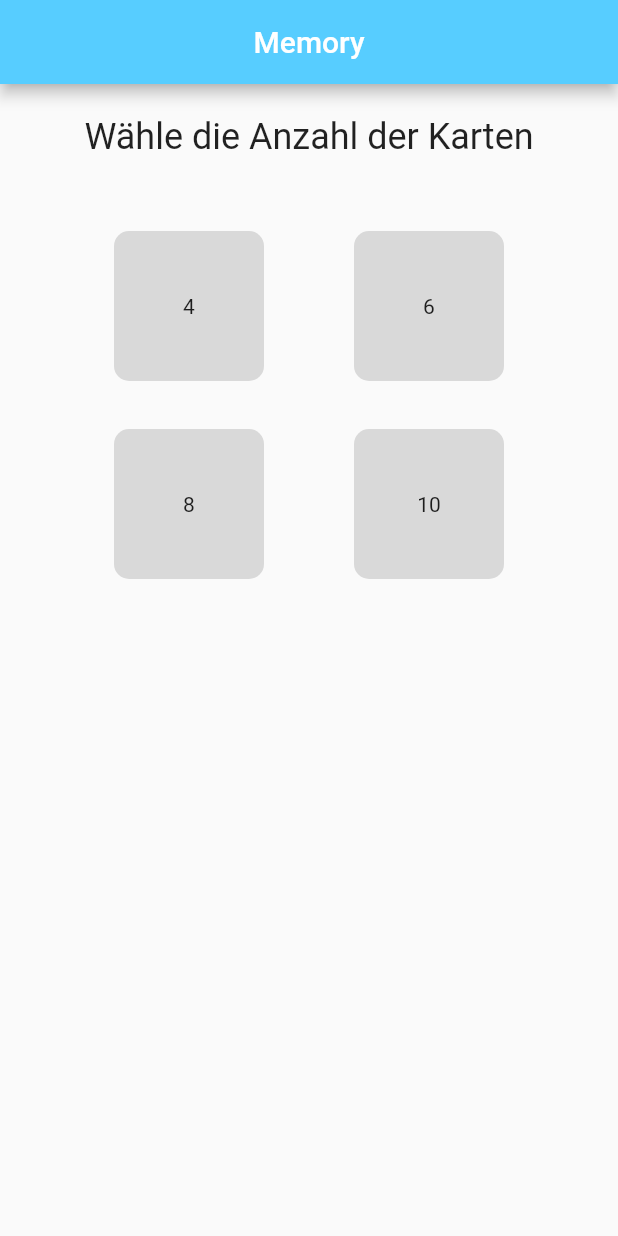
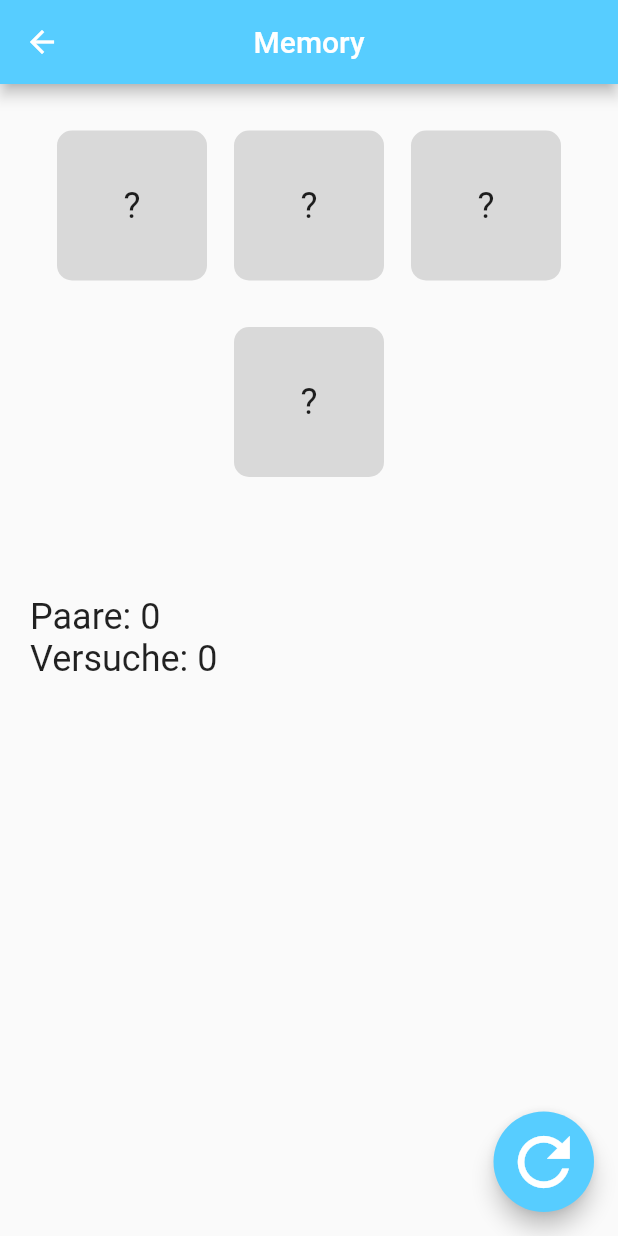
Before and after one commit to philippbeck/memory, a Flutter app: the screen it shows after launch, after a tap on an icon or button, on a phone screen of 412 x 824 dp. Run offline on Flutter 3.47's test engine with Material 2 defaults, Android fonts, the phone set to English and light mode, and no system bars.

Commit message:
Add memory page * Move widget into separate file * Add theme data

```diff
--- a/lib/home_page.dart
+++ b/lib/home_page.dart
@@ -1,4 +1,6 @@
 import 'package:flutter/material.dart';
+import 'package:memory/memory_card_widget.dart';
+import 'package:memory/memory_page.dart';
 
 class HomePage extends StatelessWidget {
   const HomePage({Key? key}) : super(key: key);
@@ -10,26 +12,24 @@ class HomePage extends StatelessWidget {
     return Scaffold(
       appBar: AppBar(
         title: const Text("Memory"),
-        centerTitle: true,
       ),
       body: Padding(
         padding: const EdgeInsets.symmetric(vertical: 21.0),
         child: Column(
           children: [
             const Center(
-              child: Text(
-                "Wähle die Anzahl der Karten",
-                style: TextStyle(fontSize: 24.0),
-              ),
+              child: Text("Wähle die Anzahl der Karten"),
             ),
             const SizedBox(
               height: 49.0,
             ),
             Wrap(
+              alignment: WrapAlignment.center,
               spacing: 60,
               runSpacing: 32,
               children: _numbers
-                  .map((number) => _getNumberOfCardsButton(number: number))
+                  .map((number) =>
+                      _getNumberOfCardsButton(context: context, number: number))
                   .toList(),
             )
           ],
@@ -38,20 +38,15 @@ class HomePage extends StatelessWidget {
     );
   }
 
-  Widget _getNumberOfCardsButton({required int number}) {
-    return InkWell(
-      onTap: () {},
-      child: Container(
-        height: 100,
-        width: 100,
-        decoration: BoxDecoration(
-          borderRadius: BorderRadius.circular(10),
-          color: const Color(0xffD9D9D9),
-        ),
-        child: Center(
-          child: Text(number.toString()),
+  Widget _getNumberOfCardsButton(
+      {required BuildContext context, required int number}) {
+    return MemoryCardWidget(
+      onTap: () => Navigator.of(context).push(
+        MaterialPageRoute(
+          builder: (context) => MemoryPage(numberOfCards: number),
         ),
       ),
+      text: number.toString(),
     );
   }
 }
--- a/lib/main.dart
+++ b/lib/main.dart
@@ -8,6 +8,8 @@ void main() {
 
 class MemoryApp extends StatelessWidget {
   const MemoryApp({super.key});
+
+  static const _defaultColor = Color(0xff57CDFF);
 
   @override
   Widget build(BuildContext context) {
@@ -21,7 +23,13 @@ class MemoryApp extends StatelessWidget {
       theme: ThemeData(
         appBarTheme: const AppBarTheme(
           centerTitle: true,
-          backgroundColor: Color(0xff57CDFF),
+          backgroundColor: _defaultColor,
+        ),
+        textTheme: const TextTheme(
+          bodyMedium: TextStyle(fontSize: 24),
+        ),
+        floatingActionButtonTheme: const FloatingActionButtonThemeData(
+          backgroundColor: _defaultColor,
         ),
       ),
       home: const HomePage(),
--- /dev/null
+++ b/lib/memory_card_widget.dart
@@ -0,0 +1,32 @@
+import 'package:flutter/material.dart';
+
+class MemoryCardWidget extends StatelessWidget {
+  const MemoryCardWidget({
+    required this.onTap,
+    required this.text,
+    this.color,
+    Key? key,
+  }) : super(key: key);
+
+  final VoidCallback? onTap;
+  final String text;
+  final Color? color;
+
+  @override
+  Widget build(BuildContext context) {
+    return InkWell(
+      onTap: onTap,
+      child: Container(
+        height: 100,
+        width: 100,
+        decoration: BoxDecoration(
+          borderRadius: BorderRadius.circular(10),
+          color: color ?? const Color(0xffD9D9D9),
+        ),
+        child: Center(
+          child: Text(text),
+        ),
+      ),
+    );
+  }
+}
--- /dev/null
+++ b/lib/memory_page.dart
@@ -0,0 +1,151 @@
+import 'package:flutter/material.dart';
+import 'package:memory/memory_card_widget.dart';
+
+class MemoryPage extends StatefulWidget {
+  const MemoryPage({
+    required this.numberOfCards,
+    Key? key,
+  }) : super(key: key);
+
+  final int numberOfCards;
+
+  @override
+  State<MemoryPage> createState() => _MemoryPageState();
+}
+
+class _MemoryPageState extends State<MemoryPage> {
+  static const _colors = [
+    Colors.green,
+    Colors.yellow,
+    Colors.cyan,
+    Colors.deepOrangeAccent,
+    Colors.pinkAccent
+  ];
+  late final List<_MemoryCard> _memoryCards;
+  _MemoryCard? _currentlySelectedCard;
+  int _numberOfTries = 0;
+  int _successfulPairs = 0;
+
+  @override
+  void initState() {
+    int middle = widget.numberOfCards ~/ 2;
+    _memoryCards = List.generate(
+        widget.numberOfCards,
+        (index) => _MemoryCard(
+            number: index % middle,
+            isOpen: false,
+            backgroundColor: _colors[index % middle]));
+    _memoryCards.shuffle();
+    super.initState();
+  }
+
+  void _selectMemoryCard({required _MemoryCard card}) {
+    _MemoryCard? selectedCard = _currentlySelectedCard;
+    // Check whether a card was already selected
+    if (selectedCard != null) {
+      setState(() {
+        _currentlySelectedCard = null;
+        _numberOfTries++;
+        if (selectedCard.number == card.number) {
+          card.isOpen = true;
+          _successfulPairs++;
+        } else {
+          card.isOpen = true;
+          Future.delayed(const Duration(milliseconds: 500), () {
+            if (mounted) {
+              setState(() {
+                card.isOpen = false;
+                selectedCard.isOpen = false;
+              });
+            }
+          });
+        }
+      });
+    } else {
+      // First card is selected.
+      // Show the value and set as currently selected card.
+      setState(() {
+        _currentlySelectedCard = card;
+        card.isOpen = true;
+      });
+    }
+  }
+
+  // Resets all values and shuffles the list.
+  void _resetMemory() {
+    setState(() {
+      _numberOfTries = 0;
+      _successfulPairs = 0;
+      for (final memoryCard in _memoryCards) {
+        memoryCard.isOpen = false;
+      }
+      _memoryCards.shuffle();
+    });
+  }
+
+  @override
+  Widget build(BuildContext context) {
+    return Scaffold(
+      appBar: AppBar(
+        title: const Text("Memory"),
+      ),
+      body: ListView(
+        padding: const EdgeInsets.symmetric(
+          vertical: 31.0,
+          horizontal: 20.0,
+        ),
+        children: [
+          _getMemoryCardsWrap(),
+          const SizedBox(
+            height: 79.0,
+          ),
+          Text("Paare: $_successfulPairs"),
+          Text("Versuche: $_numberOfTries"),
+        ],
+      ),
+      floatingActionButton: _getResetButton(),
+    );
+  }
+
+  Widget _getMemoryCardsWrap() {
+    return Wrap(
+      alignment: WrapAlignment.center,
+      spacing: 18,
+      runSpacing: 31,
+      children: _memoryCards
+          .map(
+            (card) => MemoryCardWidget(
+              onTap: card.isOpen ? null : () => _selectMemoryCard(card: card),
+              text: card.isOpen ? card.number.toString() : "?",
+              color: card.isOpen ? card.backgroundColor : null,
+            ),
+          )
+          .toList(),
+    );
+  }
+
+  Widget _getResetButton() {
+    return SizedBox(
+      width: 67,
+      height: 67,
+      child: FloatingActionButton(
+        onPressed: _resetMemory,
+        child: const Icon(
+          Icons.refresh,
+          size: 52,
+        ),
+      ),
+    );
+  }
+}
+
+class _MemoryCard {
+  _MemoryCard({
+    required this.number,
+    required this.isOpen,
+    required this.backgroundColor,
+  });
+  int number;
+  bool isOpen;
+  Color backgroundColor;
+}
```
